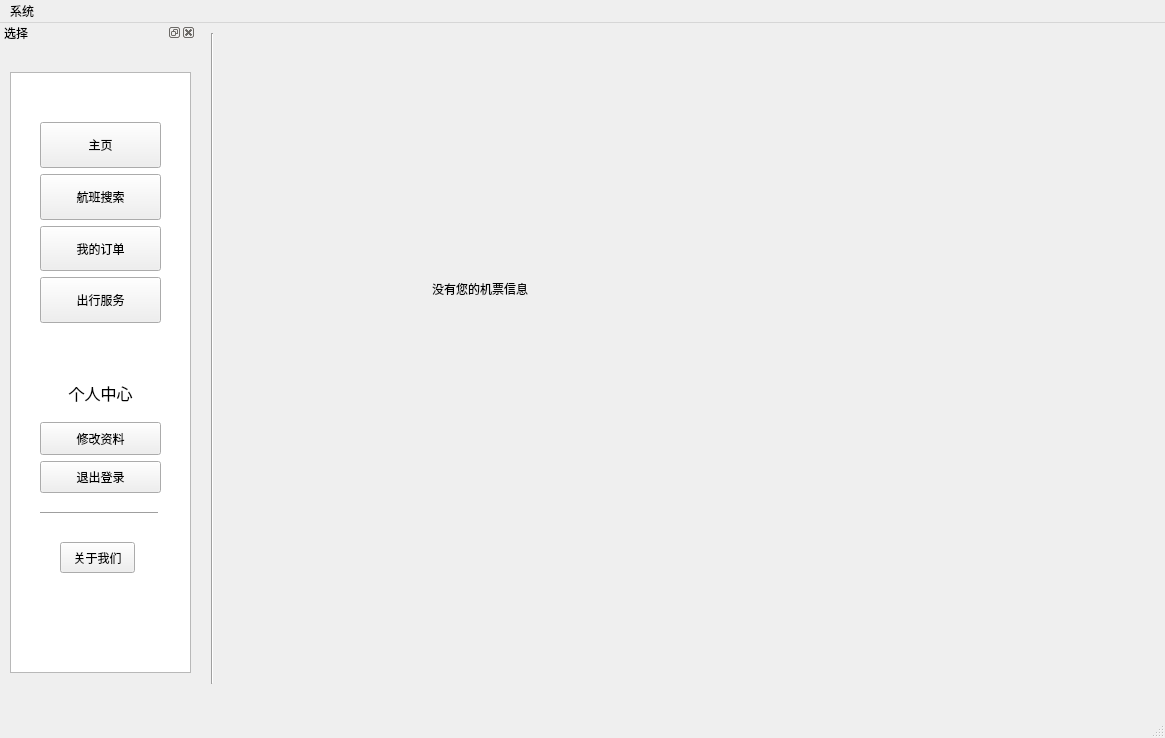
This is AAMS/UI/LogCataWin.ui in LFNL-scholar/PyQt-Game-Utility-Collection as Qt 5 draws it before an edit. The edited form follows.
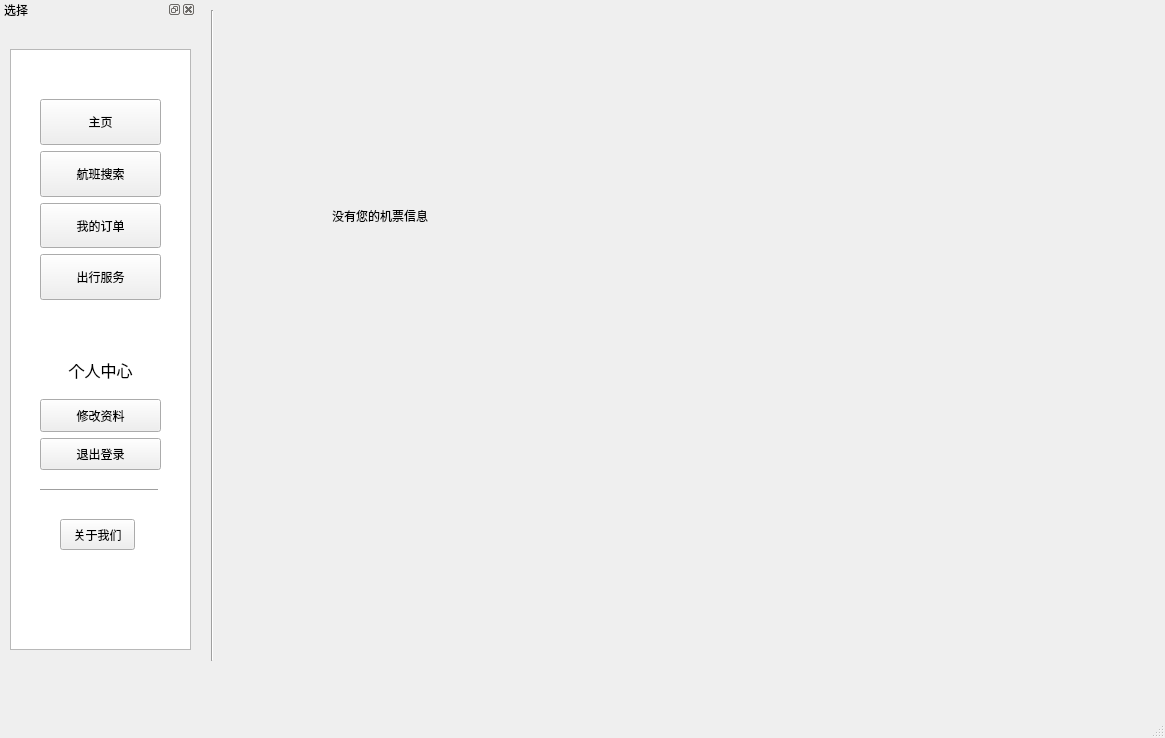
This is the edited form. The open tabs and pages were chosen to show the change. Icons and pictures are not drawn.

Patch:
```diff
--- a/AAMS/UI/LogCataWin.ui
+++ b/AAMS/UI/LogCataWin.ui
@@ -2233,8 +2233,8 @@
      <widget class="QLabel" name="label_46">
       <property name="geometry">
        <rect>
-        <x>210</x>
-        <y>230</y>
+        <x>110</x>
+        <y>180</y>
         <width>121</width>
         <height>51</height>
        </rect>
@@ -2281,22 +2281,6 @@
     </property>
    </widget>
   </widget>
-  <widget class="QMenuBar" name="menubar">
-   <property name="geometry">
-    <rect>
-     <x>0</x>
-     <y>0</y>
-     <width>1165</width>
-     <height>23</height>
-    </rect>
-   </property>
-   <widget class="QMenu" name="menu111">
-    <property name="title">
-     <string>系统</string>
-    </property>
-   </widget>
-   <addaction name="menu111"/>
-  </widget>
   <widget class="QStatusBar" name="statusbar"/>
   <widget class="QDockWidget" name="dockWidget">
    <property name="sizePolicy">
```
Left out of the diff: 2 changed lines with no effect on the pictures.
